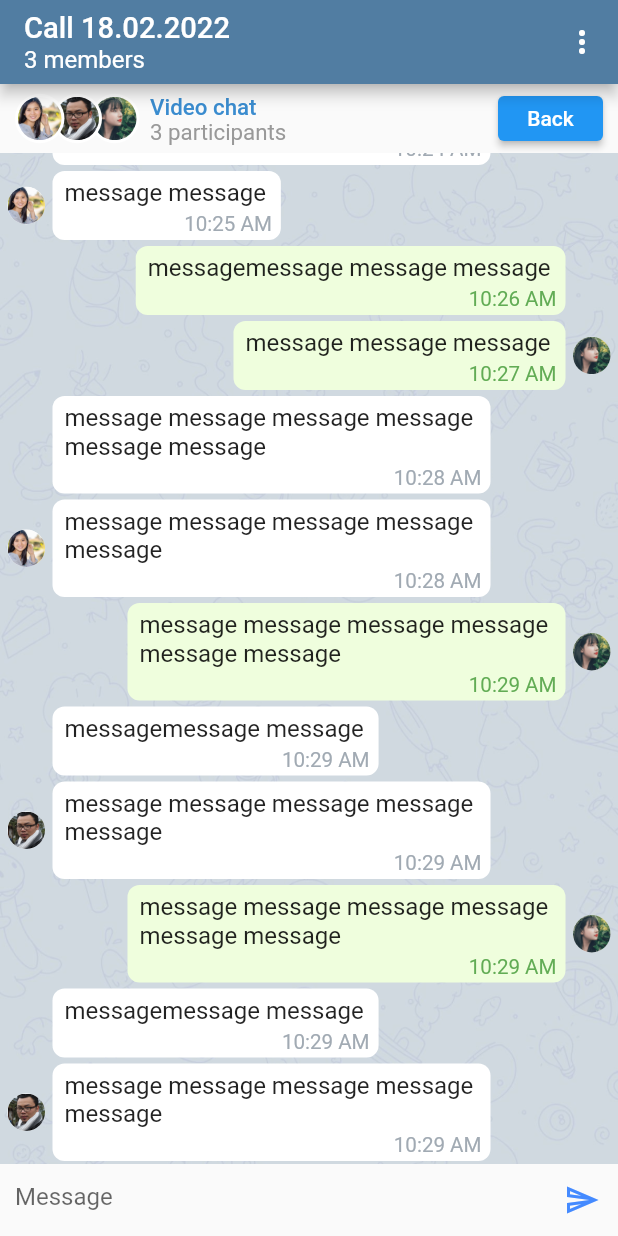
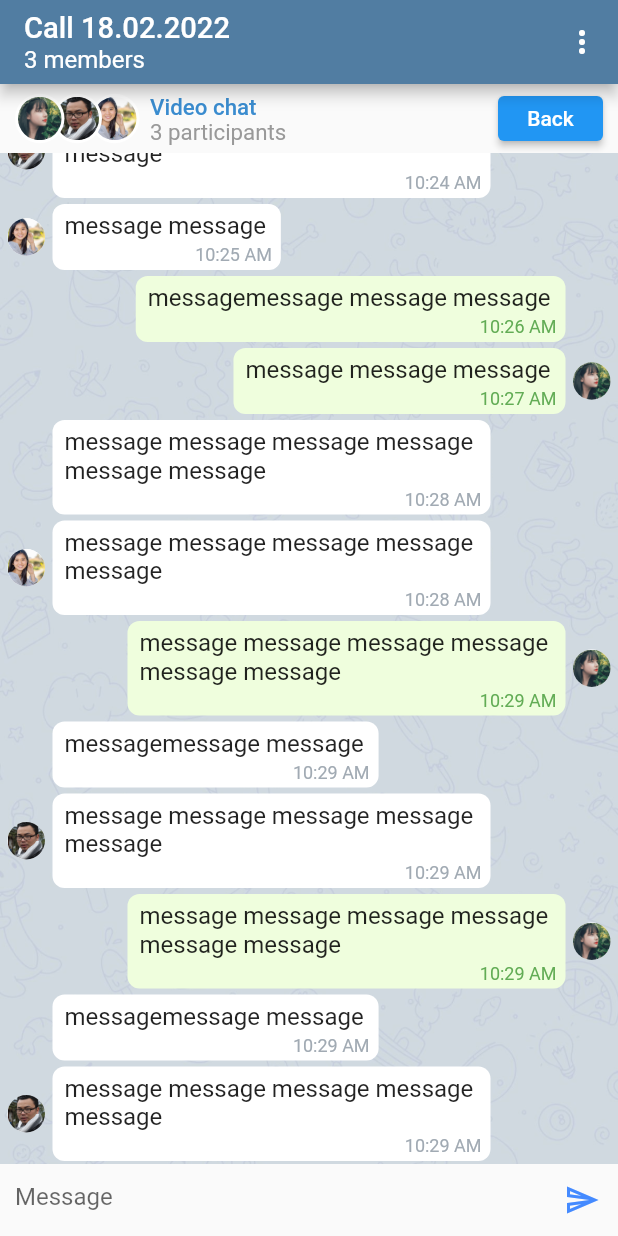
Before and after one commit to trungpb414/flutter_skyway, a Flutter app: the GroupChatView screen opened by its route, on a phone screen of 412 x 824 dp. Run offline on Flutter 3.47's test engine with Material 2 defaults, Android fonts, the phone set to English and light mode, and no system bars; our stand-ins replace dio, flutter_mobx, flutter_screenutil, flutter_svg, freezed_annotation, get and 4 more; generated files the repository leaves out were written again; statements that could not run were skipped.

```diff
--- a/lib/core/styles/text_style.dart
+++ b/lib/core/styles/text_style.dart
@@ -1,6 +1,5 @@
 import 'package:flutter/material.dart';
 import 'package:flutter_skyway/core/architecture/text.extension.dart';
-
 
 import '../../generated/fonts.gen.dart';
 
@@ -10,8 +9,4 @@ extension BaseTextExtension on Text {
         .fontFamily(FontFamily.roboto)
         .fontStyle(FontStyle.normal);
   }
-
-  Text messageStyle() {
-    return fontSize(16).fontWeight(FontWeight.w400);
-  }
 }
--- a/lib/presentation/app/app.pages.dart
+++ b/lib/presentation/app/app.pages.dart
@@ -1,10 +1,10 @@
 // ignore_for_file: constant_identifier_names
 import 'package:flutter_skyway/presentation/app/app.binding.dart';
 import 'package:flutter_skyway/presentation/app/app.view.dart';
-import 'package:flutter_skyway/presentation/group_chat/group_chat.binding.dart';
-import 'package:flutter_skyway/presentation/group_chat/group_chat.view.dart';
 import 'package:flutter_skyway/presentation/home/home.binding.dart';
 import 'package:flutter_skyway/presentation/home/home.view.dart';
+import 'package:flutter_skyway/presentation/video_chat/group_chat/group_chat.binding.dart';
+import 'package:flutter_skyway/presentation/video_chat/group_chat/group_chat.view.dart';
 import 'package:flutter_skyway/presentation/video_chat/video_chat.binding.dart';
 import 'package:flutter_skyway/presentation/video_chat/video_chat.view.dart';
 import 'package:get/get.dart';
--- a/lib/presentation/group_chat/user_model.dart
+++ /dev/null
@@ -1,17 +0,0 @@
-import 'package:flutter/material.dart';
-import 'package:freezed_annotation/freezed_annotation.dart';
-
-part 'user_model.g.dart';
-part 'user_model.freezed.dart';
-
-@freezed
-class UserModel with _$UserModel {
-  factory UserModel({
-    int? id,
-    String? name,
-    String? avatar,
-  }) = _User;
-
-  factory UserModel.fromJson(Map<String, dynamic> json) =>
-      _$UserModelFromJson(json);
-}
--- a/lib/presentation/group_chat/group_chat.binding.dart
+++ b/lib/presentation/video_chat/group_chat/group_chat.binding.dart
@@ -1,4 +1,4 @@
-import 'package:flutter_skyway/presentation/group_chat/group_chat.viewmodel.dart';
+import 'package:flutter_skyway/presentation/video_chat/group_chat/group_chat.viewmodel.dart';
 import 'package:flutter_skyway/presentation/video_chat/video_chat.viewmodel.dart';
 import 'package:get/get.dart';
 
--- a/lib/presentation/group_chat/group_chat.view.dart
+++ b/lib/presentation/video_chat/group_chat/group_chat.view.dart
@@ -2,9 +2,11 @@ import 'package:flutter/material.dart';
 import 'package:flutter_mobx/flutter_mobx.dart';
 import 'package:flutter_screenutil/flutter_screenutil.dart';
 import 'package:flutter_skyway/core/architecture/base.view.dart';
-import 'package:flutter_skyway/presentation/group_chat/group_chat.viewmodel.dart';
-import 'package:flutter_skyway/presentation/group_chat/widgets/circle_avatar.dart';
-import 'package:flutter_skyway/presentation/group_chat/widgets/message_bubble.dart';
+import 'package:flutter_skyway/core/base.dart';
+import 'package:flutter_skyway/generated/assets.gen.dart';
+import 'package:flutter_skyway/presentation/video_chat/group_chat/group_chat.viewmodel.dart';
+import 'package:flutter_skyway/presentation/video_chat/group_chat/widgets/circle_avatar.dart';
+import 'package:flutter_skyway/presentation/video_chat/group_chat/widgets/message_bubble.dart';
 import 'package:intl/intl.dart';
 
 class GroupChatView extends BaseView<GroupChatViewModel> {
@@ -24,7 +26,7 @@ class GroupChatView extends BaseView<GroupChatViewModel> {
               style: TextStyle(fontSize: 17.sp, fontWeight: FontWeight.w500),
             ),
             Text(
-              '3 members',
+              '${viewModel.users.length} members',
               style: TextStyle(fontSize: 14.sp, fontWeight: FontWeight.w400),
             ),
           ],
@@ -33,7 +35,9 @@ class GroupChatView extends BaseView<GroupChatViewModel> {
         actions: [
           IconButton(
             icon: const Icon(Icons.more_vert_rounded),
-            onPressed: () {},
+            onPressed: () {
+              viewModel.showSetting(context);
+            },
           )
         ],
       ),
@@ -52,19 +56,19 @@ class GroupChatView extends BaseView<GroupChatViewModel> {
                     children: [
                       Positioned(
                         child: CircleThumbAvatar(
-                          avatar: viewModel.users[0].avatar ?? '',
+                          avatar: viewModel.users[2].picture,
                         ),
                         left: 50,
                       ),
                       Positioned(
                         child: CircleThumbAvatar(
-                          avatar: viewModel.users[1].avatar ?? '',
+                          avatar: viewModel.users[1].picture,
                         ),
                         left: 25,
                       ),
                       Positioned(
                         child: CircleThumbAvatar(
-                          avatar: viewModel.users[2].avatar ?? '',
+                          avatar: viewModel.users[0].picture,
                         ),
                       ),
                       Positioned(
@@ -98,7 +102,9 @@ class GroupChatView extends BaseView<GroupChatViewModel> {
                       width: 70,
                       height: 30,
                       child: ElevatedButton(
-                        onPressed: () {},
+                        onPressed: () {
+                          viewModel.backToVideo();
+                        },
                         child: const Text(
                           'Back',
                         ),
@@ -110,9 +116,9 @@ class GroupChatView extends BaseView<GroupChatViewModel> {
             ),
             Expanded(
               child: Container(
-                decoration: const BoxDecoration(
+                decoration: BoxDecoration(
                   image: DecorationImage(
-                    image: AssetImage('assets/images/Background.png'),
+                    image: Assets.images.background,
                     fit: BoxFit.cover,
                   ),
                 ),
--- a/lib/presentation/group_chat/widgets/message_bubble.dart
+++ b/lib/presentation/video_chat/group_chat/widgets/message_bubble.dart
@@ -1,10 +1,11 @@
 import 'package:flutter/material.dart';
 import 'package:flutter_screenutil/flutter_screenutil.dart';
 import 'package:flutter_skyway/core/base.dart';
-import 'package:flutter_skyway/presentation/group_chat/message_model.dart';
-import 'package:flutter_skyway/presentation/group_chat/user_model.dart';
-import 'package:flutter_skyway/presentation/group_chat/widgets/circle_avatar.dart';
+import 'package:flutter_skyway/domain/entities/user.dart';
+import 'package:flutter_skyway/presentation/video_chat/group_chat/message_model.dart';
 import 'package:intl/intl.dart';
+
+import 'circle_avatar.dart';
 
 class SentBubleMessage extends StatelessWidget {
   const SentBubleMessage(
@@ -16,7 +17,7 @@ class SentBubleMessage extends StatelessWidget {
       : super(key: key);
 
   final bool isSent;
-  final UserModel userModel;
+  final User userModel;
   final MessageModel messageModel;
   final bool hasAvatar;
 
@@ -48,19 +49,19 @@ class SentBubleMessage extends StatelessWidget {
                 child: Column(
                   crossAxisAlignment: CrossAxisAlignment.end,
                   children: [
-                    Text(messageModel.content ?? '').messageStyle(),
+                    Text(messageModel.content ?? '')
+                        .defaultStyle()
+                        .fontSize(16)
+                        .fontWeight(FontWeight.w400),
                     const SizedBox(
                       height: 3,
                     ),
                     Text(
                       DateFormat('hh:mm a')
                           .format(messageModel.time ?? DateTime.now()),
-                      style: TextStyle(
-                          fontSize: 12.sp,
-                          color: isSent
-                              ? const Color(0xff62AC55)
-                              : const Color(0xffA1AAB3)),
-                    ),
+                    ).defaultStyle().fontSize(12).color(isSent
+                        ? const Color(0xff62AC55)
+                        : const Color(0xffA1AAB3)),
                   ],
                 ),
               ),
@@ -85,7 +86,7 @@ class SentBubleMessage extends StatelessWidget {
         height: 25,
         width: 25,
         padding: 0,
-        avatar: userModel.avatar ?? '',
+        avatar: userModel.picture,
       );
     }
     return const SizedBox(
--- a/pubspec.yaml
+++ b/pubspec.yaml
@@ -15,6 +15,7 @@ dependencies:
   get: ^4.6.1
   flutter_screenutil: ^5.2.0
   easy_localization: ^3.0.0
+  intl:
   # For Networking
   dio: ^4.0.4
   retrofit: ^3.0.1+1
```
Also changed, not shown: lib/presentation/video_chat/group_chat/group_chat.viewmodel.dart (renamed from lib/presentation/group_chat/group_chat.viewmodel.dart, +41 -6 lines), lib/presentation/video_chat/group_chat/widgets/end_call_aleartdialog.dart (added, +37 -0 lines), lib/presentation/video_chat/group_chat/widgets/setting_bottomsheet.dart (added, +108 -0 lines), lib/presentation/video_chat/video_chat.view.dart (+87 -34 lines), lib/presentation/video_chat/video_chat.viewmodel.dart (+37 -1 lines), assets/images/ic_recording.png (added), assets/images/ic_share_screen.png (added), lib/presentation/home/home.suc.dart (line endings or trailing spaces), lib/presentation/video_chat/group_chat/message_model.dart (renamed from lib/presentation/group_chat/message_model.dart), lib/presentation/video_chat/group_chat/widgets/circle_avatar.dart (renamed from lib/presentation/group_chat/widgets/circle_avatar.dart), pubspec.lock.
